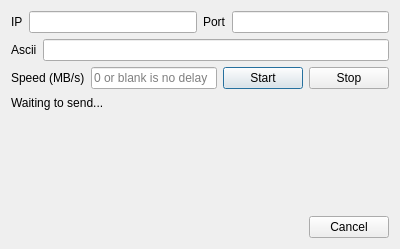
Old version of the form src/udpflooding.ui in the repository dannagle/PacketSender.
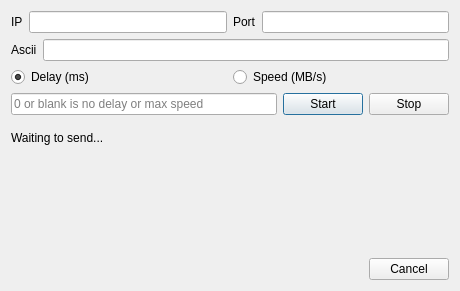
New version of the form.

Commit message: Preserve functionality to send packets with delay

```diff
--- a/src/udpflooding.ui
+++ b/src/udpflooding.ui
@@ -6,8 +6,8 @@
    <rect>
     <x>0</x>
     <y>0</y>
-    <width>400</width>
-    <height>249</height>
+    <width>460</width>
+    <height>291</height>
    </rect>
   </property>
   <property name="windowTitle">
@@ -60,21 +60,45 @@
      </item>
     </layout>
    </item>
+   <item>
+    <layout class="QVBoxLayout" name="verticalLayout_3">
+     <property name="topMargin">
+      <number>0</number>
+     </property>
+     <item>
+      <layout class="QHBoxLayout" name="horizontalLayout_8">
+       <property name="topMargin">
+        <number>0</number>
+       </property>
+       <item>
+        <widget class="QRadioButton" name="radioButtonDelay">
+         <property name="text">
+          <string>Delay (ms)</string>
+         </property>
+         <property name="checked">
+          <bool>true</bool>
+         </property>
+        </widget>
+       </item>
+       <item>
+        <widget class="QRadioButton" name="radioButtonSpeed">
+         <property name="text">
+          <string>Speed (MB/s)</string>
+         </property>
+        </widget>
+       </item>
+      </layout>
+     </item>
+    </layout>
+   </item>
    <item>
     <layout class="QHBoxLayout" name="horizontalLayout_5">
      <item>
       <layout class="QHBoxLayout" name="horizontalLayout_4">
-       <item>
-        <widget class="QLabel" name="label_4">
-         <property name="text">
-          <string>Speed (MB/s)</string>
-         </property>
-        </widget>
-       </item>
        <item>
         <widget class="QLineEdit" name="delayEdit">
          <property name="placeholderText">
-          <string>0 or blank is no delay</string>
+          <string>0 or blank is no delay or max speed</string>
          </property>
         </widget>
        </item>
```
The commit also changes 2 other files.
